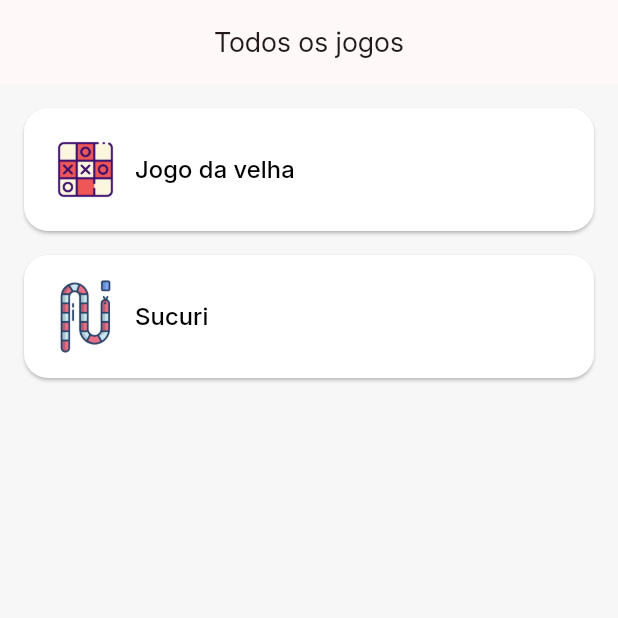
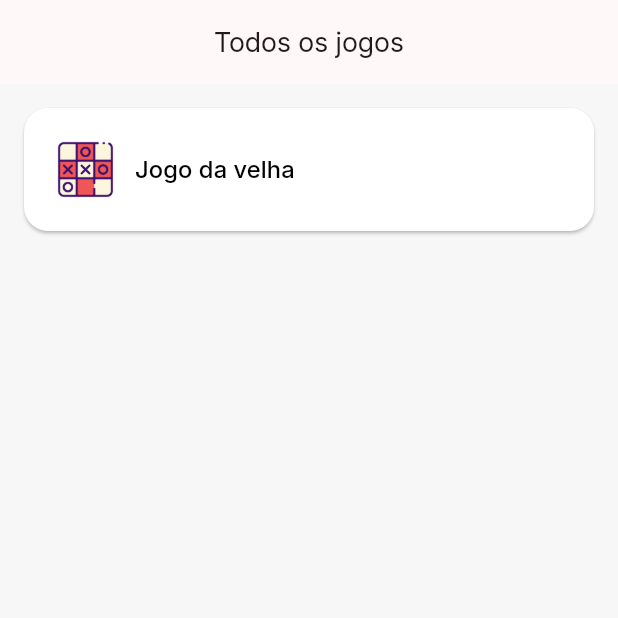
Before and after one commit to WillianMedeiros14/games_in_flutter, a Flutter app: the screen it shows after launch, after a tap on "Iniciar", on a phone screen of 412 x 824 dp, the top half of it. Run offline on Flutter 3.47's test engine with Material 3 defaults, Android fonts, the phone set to English and light mode, and no system bars; our stand-ins replace lottie.

Commit message:
chore: Sucuri game option removal

```diff
--- a/lib/features/listGames/presentation/pages/list_games_page.dart
+++ b/lib/features/listGames/presentation/pages/list_games_page.dart
@@ -49,17 +49,17 @@ class _ListGamesPageState extends State<ListGamesPage> {
                     )
                   },
                 ),
-                ButtonListGamesWidget(
-                  title: "Sucuri",
-                  pathIcon: 'assets/icons/snake.png',
-                  onPressed: () => {
-                    Navigator.of(context).push(
-                      MaterialPageRoute(
-                        builder: (context) => const TicTacToeHomePage(),
-                      ),
-                    )
-                  },
-                )
+                // ButtonListGamesWidget(
+                //   title: "Sucuri",
+                //   pathIcon: 'assets/icons/snake.png',
+                //   onPressed: () => {
+                //     Navigator.of(context).push(
+                //       MaterialPageRoute(
+                //         builder: (context) => const TicTacToeHomePage(),
+                //       ),
+                //     )
+                //   },
+                // )
               ],
             ),
           ),
```
